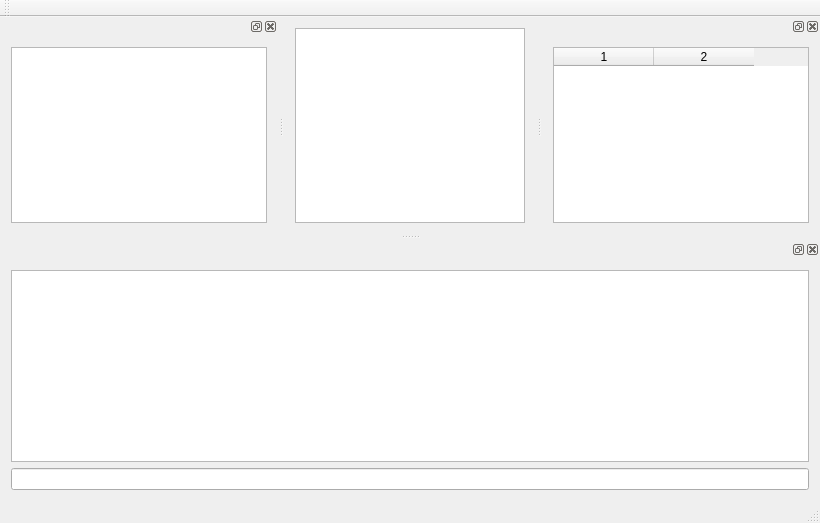
First picture: the form in MainWindow.ui, repository sim82/D3Debug, before the edit.
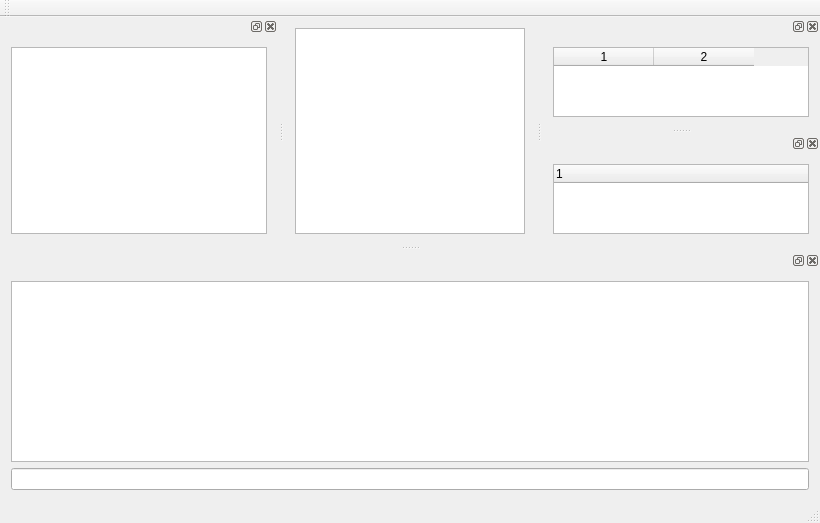
Second picture: the form after the edit.

Commit message: watchpoint list

What changed in the file:
```diff
--- a/MainWindow.ui
+++ b/MainWindow.ui
@@ -111,6 +111,24 @@
     </layout>
    </widget>
   </widget>
+  <widget class="QDockWidget" name="dockWidget_5">
+   <attribute name="dockWidgetArea">
+    <number>2</number>
+   </attribute>
+   <widget class="QWidget" name="dockWidgetContents_5">
+    <layout class="QVBoxLayout" name="verticalLayout_2">
+     <item>
+      <widget class="QTreeWidget" name="watchpointTree">
+       <column>
+        <property name="text">
+         <string notr="true">1</string>
+        </property>
+       </column>
+      </widget>
+     </item>
+    </layout>
+   </widget>
+  </widget>
   <action name="actionAddWatchpoint">
    <property name="text">
     <string>add watchpoint</string>
```
Left out of the diff: 4 changed lines with no effect on the pictures. The commit also changes 4 other files.
